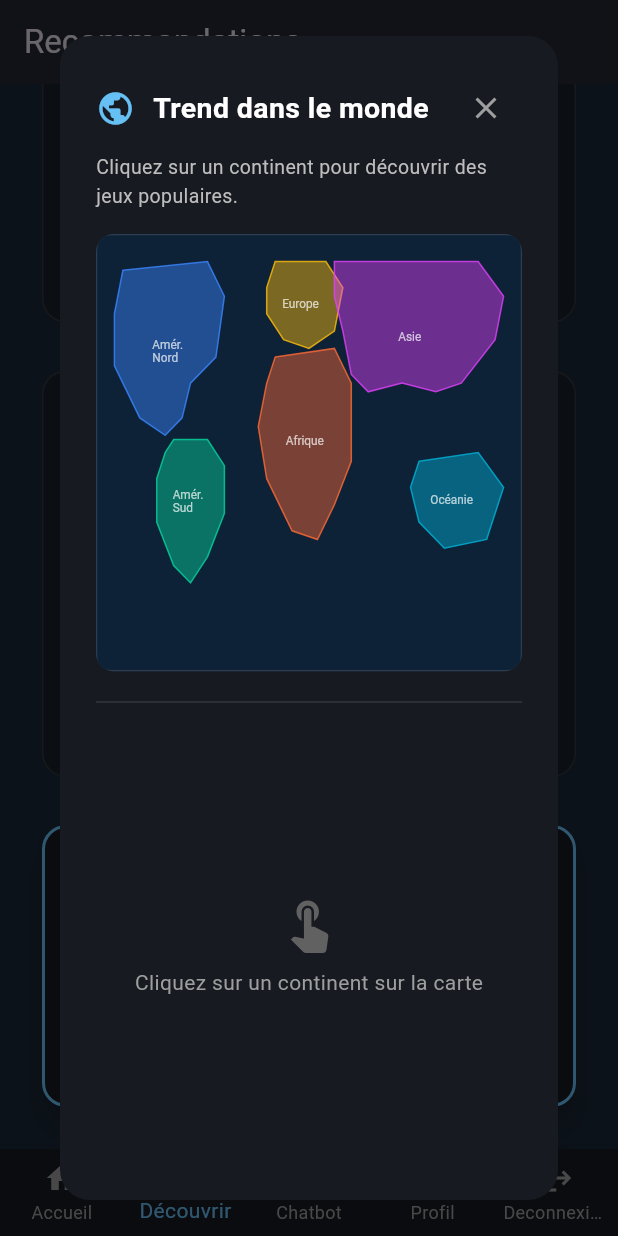
After one commit to JordyBacherot/steam_reco_app, a Flutter app: the RecoPage screen opened by its route, scrolled down 239 dp, after a tap on "Trend dans le monde", on a phone screen of 412 x 824 dp. The commit adds this screen. Run offline on Flutter 3.47's test engine with Material 3 defaults, Android fonts, the phone set to English and light mode, and no system bars; our stand-ins replace cached_network_image, dio, flutter_dotenv, flutter_markdown, flutter_secure_storage, flutter_svg and 1 more; accounts and stored records are empty; network calls fail.

Commit message:
page trends

```diff
--- a/front/lib/features/recommendations/reco_page.dart
+++ b/front/lib/features/recommendations/reco_page.dart
@@ -4,6 +4,7 @@ import 'package:front/services/auth_service.dart';
 import 'package:front/core/network/api_client.dart';
 import 'package:flutter_svg/flutter_svg.dart';
 import 'package:go_router/go_router.dart';
+import 'package:front/features/recommendations/trend_map_modal.dart';
 
 class RecoPage extends StatefulWidget {
   const RecoPage({super.key});
@@ -56,7 +57,9 @@ class _RecoPageState extends State<RecoPage> {
                           width: 40,
                           height: 40,
                           colorFilter: ColorFilter.mode(
-                            isEnabled ? const Color(0xFF66c0f4) : Colors.grey[500]!,
+                            isEnabled
+                                ? const Color(0xFF66c0f4)
+                                : Colors.grey[500]!,
                             BlendMode.srcIn,
                           ),
                         )
@@ -65,13 +68,17 @@ class _RecoPageState extends State<RecoPage> {
                           imageAsset,
                           width: 40,
                           height: 40,
-                          color: isEnabled ? const Color(0xFF66c0f4) : Colors.grey[500],
+                          color: isEnabled
+                              ? const Color(0xFF66c0f4)
+                              : Colors.grey[500],
                         )
                     else if (icon != null)
                       Icon(
                         icon,
                         size: 40,
-                        color: isEnabled ? const Color(0xFF66c0f4) : Colors.grey[500],
+                        color: isEnabled
+                            ? const Color(0xFF66c0f4)
+                            : Colors.grey[500],
                       ),
                     const SizedBox(width: 16),
                     Expanded(
@@ -97,7 +104,8 @@ class _RecoPageState extends State<RecoPage> {
                 if (!isEnabled) ...[
                   const SizedBox(height: 16),
                   Container(
-                    padding: const EdgeInsets.symmetric(horizontal: 12, vertical: 8),
+                    padding:
+                        const EdgeInsets.symmetric(horizontal: 12, vertical: 8),
                     decoration: BoxDecoration(
                       color: Colors.black45,
                       borderRadius: BorderRadius.circular(8),
@@ -105,7 +113,8 @@ class _RecoPageState extends State<RecoPage> {
                     ),
                     child: Row(
                       children: [
-                        const Icon(Icons.warning_amber_rounded, color: Colors.amber, size: 20),
+                        const Icon(Icons.warning_amber_rounded,
+                            color: Colors.amber, size: 20),
                         const SizedBox(width: 8),
                         Expanded(
                           child: Text(
@@ -135,7 +144,8 @@ class _RecoPageState extends State<RecoPage> {
                           ),
                         ),
                         SizedBox(width: 4),
-                        Icon(Icons.arrow_forward, color: Color(0xFF66c0f4), size: 18),
+                        Icon(Icons.arrow_forward,
+                            color: Color(0xFF66c0f4), size: 18),
                       ],
                     ),
                   ),
@@ -187,10 +197,12 @@ class _RecoPageState extends State<RecoPage> {
           _buildRecoCard(
             context: context,
             title: 'Basé sur votre compte Steam',
-                    description: 'Utilise la totalité des jeux présents sur votre compte Steam lié pour générer des recommandations ultra-précises.',
+            description:
+                'Utilise la totalité des jeux présents sur votre compte Steam lié pour générer des recommandations ultra-précises.',
             imageAsset: 'assets/svg/steam_icon.svg',
             isEnabled: hasSteamId,
-                    disabledReason: 'Nécessite de lier votre compte Steam dans votre profil.',
+            disabledReason:
+                'Nécessite de lier votre compte Steam dans votre profil.',
             onPressed: () {
               context.go('/reco/show?type=steam');
             },
@@ -201,12 +213,32 @@ class _RecoPageState extends State<RecoPage> {
           _buildRecoCard(
             context: context,
             title: 'Basé sur votre liste personnalisée',
-                    description: 'Utilise les jeux que vous avez manuellement ajoutés dans votre bibliothèque sur l\'application.',
+            description:
+                'Utilise les jeux que vous avez manuellement ajoutés dans votre bibliothèque sur l\'application.',
             icon: Icons.list_alt_rounded,
             isEnabled: hasEnoughGames,
-                    disabledReason: 'Nécessite d\'ajouter au moins 3 jeux manuellement.\nActuel: $addedGamesCount/3',
+            disabledReason:
+                'Nécessite d\'ajouter au moins 3 jeux manuellement.\nActuel: $addedGamesCount/3',
             onPressed: () {
               context.go('/reco/show?type=manual');
+            },
+          ),
+          const SizedBox(height: 24),
+
+          // Option 3: trend dans le monde
+          _buildRecoCard(
+            context: context,
+            title: 'Trend dans le monde',
+            description:
+                'Découvrez les jeux les plus populaires et tendances du moment à travers le monde.',
+            icon: Icons.public,
+            isEnabled: true,
+            disabledReason: '',
+            onPressed: () {
+              showDialog(
+                context: context,
+                builder: (context) => const TrendMapModal(),
+              );
             },
           ),
         ],
--- /dev/null
+++ b/front/lib/features/recommendations/trend_map_modal.dart
@@ -0,0 +1,483 @@
+import 'dart:math';
+import 'package:flutter/material.dart';
+
+import 'package:front/models/game_model_detailed.dart';
+import 'package:front/services/game_service.dart';
+
+// Class pour définir Continent (nom, couleur, points)
+
+class _Continent {
+  final String name;
+  final Color color;
+  final List<Offset> points;
+
+  const _Continent({
+    required this.name,
+    required this.color,
+    required this.points,
+  });
+}
+
+// Liste de points pour chaque continent, normalisés entre 0 et 1
+const List<_Continent> _kContinents = [
+  _Continent(
+    name: 'Amérique du Nord',
+    color: Color(0xFF3A86FF),
+    points: [
+      Offset(0.06, 0.08),
+      Offset(0.26, 0.06),
+      Offset(0.30, 0.14),
+      Offset(0.28, 0.28),
+      Offset(0.22, 0.34),
+      Offset(0.20, 0.42),
+      Offset(0.16, 0.46),
+      Offset(0.10, 0.42),
+      Offset(0.04, 0.30),
+      Offset(0.04, 0.18),
+    ],
+  ),
+  _Continent(
+    name: 'Amérique du Sud',
+    color: Color(0xFF06D6A0),
+    points: [
+      Offset(0.18, 0.47),
+      Offset(0.26, 0.47),
+      Offset(0.30, 0.53),
+      Offset(0.30, 0.64),
+      Offset(0.26, 0.74),
+      Offset(0.22, 0.80),
+      Offset(0.18, 0.76),
+      Offset(0.14, 0.66),
+      Offset(0.14, 0.56),
+      Offset(0.16, 0.50),
+    ],
+  ),
+  _Continent(
+    name: 'Europe',
+    color: Color(0xFFFFBE0B),
+    points: [
+      Offset(0.42, 0.06),
+      Offset(0.54, 0.06),
+      Offset(0.58, 0.12),
+      Offset(0.56, 0.22),
+      Offset(0.50, 0.26),
+      Offset(0.44, 0.24),
+      Offset(0.40, 0.18),
+      Offset(0.40, 0.12),
+    ],
+  ),
+  _Continent(
+    name: 'Afrique',
+    color: Color(0xFFFF6B35),
+    points: [
+      Offset(0.42, 0.28),
+      Offset(0.56, 0.26),
+      Offset(0.60, 0.34),
+      Offset(0.60, 0.52),
+      Offset(0.56, 0.62),
+      Offset(0.52, 0.70),
+      Offset(0.46, 0.68),
+      Offset(0.40, 0.56),
+      Offset(0.38, 0.44),
+      Offset(0.40, 0.34),
+    ],
+  ),
+  _Continent(
+    name: 'Asie',
+    color: Color(0xFFE040FB),
+    points: [
+      Offset(0.56, 0.06),
+      Offset(0.90, 0.06),
+      Offset(0.96, 0.14),
+      Offset(0.94, 0.24),
+      Offset(0.86, 0.34),
+      Offset(0.80, 0.36),
+      Offset(0.72, 0.34),
+      Offset(0.64, 0.36),
+      Offset(0.60, 0.32),
+      Offset(0.58, 0.22),
+      Offset(0.56, 0.14),
+    ],
+  ),
+  _Continent(
+    name: 'Océanie',
+    color: Color(0xFF00B4D8),
+    points: [
+      Offset(0.76, 0.52),
+      Offset(0.90, 0.50),
+      Offset(0.96, 0.58),
+      Offset(0.92, 0.70),
+      Offset(0.82, 0.72),
+      Offset(0.76, 0.66),
+      Offset(0.74, 0.58),
+    ],
+  ),
+];
+
+// CustomPainter pour dessiner la carte
+
+class _WorldMapPainter extends CustomPainter {
+  final String? hoveredContinent;
+  final String? selectedContinent;
+
+  _WorldMapPainter({this.hoveredContinent, this.selectedContinent});
+
+  @override
+  void paint(Canvas canvas, Size size) {
+    // Ocean background
+    canvas.drawRect(
+      Rect.fromLTWH(0, 0, size.width, size.height),
+      Paint()..color = const Color(0xFF0D2137),
+    );
+
+    for (final continent in _kContinents) {
+      final path = _continentPath(continent.points, size);
+      final bool isSelected = continent.name == selectedContinent;
+      final bool isHovered = continent.name == hoveredContinent;
+
+      final paint = Paint()
+        ..color = isSelected
+            ? continent.color
+            : isHovered
+                ? continent.color.withOpacity(0.75)
+                : continent.color.withOpacity(0.45)
+        ..style = PaintingStyle.fill;
+
+      final strokePaint = Paint()
+        ..color = isSelected ? Colors.white : continent.color.withOpacity(0.8)
+        ..style = PaintingStyle.stroke
+        ..strokeWidth = isSelected ? 2 : 1;
+
+      canvas.drawPath(path, paint);
+      canvas.drawPath(path, strokePaint);
+
+      // Affichage du nom du continent sur le dessin
+      final labelPaint = TextPainter(
+        text: TextSpan(
+          text: _shortName(continent.name),
+          style: TextStyle(
+            color: isSelected ? Colors.white : Colors.white70,
+            fontSize: size.width * 0.028,
+            fontWeight: isSelected ? FontWeight.bold : FontWeight.normal,
+          ),
+        ),
+        textDirection: TextDirection.ltr,
+      )..layout();
+
+      final centroid = _centroid(continent.points, size);
+      labelPaint.paint(
+        canvas,
+        centroid - Offset(labelPaint.width / 2, labelPaint.height / 2),
+      );
+    }
+  }
+
+  Path _continentPath(List<Offset> points, Size size) {
+    final path = Path();
+    for (int i = 0; i < points.length; i++) {
+      final p = Offset(points[i].dx * size.width, points[i].dy * size.height);
+      if (i == 0) {
+        path.moveTo(p.dx, p.dy);
+      } else {
+        path.lineTo(p.dx, p.dy);
+      }
+    }
+    path.close();
+    return path;
+  }
+
+  Offset _centroid(List<Offset> points, Size size) {
+    double cx = 0, cy = 0;
+    for (final p in points) {
+      cx += p.dx;
+      cy += p.dy;
+    }
+    return Offset(
+      (cx / points.length) * size.width,
+      (cy / points.length) * size.height,
+    );
+  }
+
+  String _shortName(String name) {
+    if (name == 'Amérique du Nord') return 'Amér.\nNord';
+    if (name == 'Amérique du Sud') return 'Amér.\nSud';
+    return name;
+  }
+
+  @override
+  bool shouldRepaint(covariant _WorldMapPainter old) =>
+      old.hoveredContinent != hoveredContinent ||
+      old.selectedContinent != selectedContinent;
+}
+
+// Test pour détecter sur quel continent on clique
+String? _hitTestContinent(Offset localPos, Size size) {
+  for (final continent in _kContinents.reversed) {
+    final path = Path();
+    final points = continent.points;
+    for (int i = 0; i < points.length; i++) {
+      final p = Offset(points[i].dx * size.width, points[i].dy * size.height);
+      if (i == 0) {
+        path.moveTo(p.dx, p.dy);
+      } else {
+        path.lineTo(p.dx, p.dy);
+      }
+    }
+    path.close();
+    if (path.contains(localPos)) return continent.name;
+  }
+  return null;
+}
+
+// Modal Widget pour afficher les jeux populaires par continent
+class TrendMapModal extends StatefulWidget {
+  const TrendMapModal({super.key});
+
+  @override
+  State<TrendMapModal> createState() => _TrendMapModalState();
+}
+
+class _TrendMapModalState extends State<TrendMapModal> {
+  final GameService _gameService = GameService();
+
+  String? _hoveredContinent;
+  String? _selectedContinent;
+  bool _isLoading = false;
+  List<GameModelDetailed> _randomGames = [];
+
+  Future<void> _fetchRandomGames(String continent) async {
+    if (_isLoading) return;
+    setState(() {
+      _isLoading = true;
+      _selectedContinent = continent;
+      _randomGames = [];
+    });
+
+    try {
+      final randomLetter = String.fromCharCode(Random().nextInt(26) + 97);
+      final games = await _gameService.searchGames(randomLetter, limit: 20);
+      if (games.isNotEmpty) {
+        games.shuffle();
+        if (mounted) {
+          setState(() {
+            _randomGames = games.take(5).toList();
+          });
+        }
+      }
+    } catch (e) {
+      debugPrint('Erreur fetching jeux: $e');
+    } finally {
+      if (mounted) setState(() => _isLoading = false);
+    }
+  }
+
+  // Build du modal avec la carte et les jeux
+  @override
+  Widget build(BuildContext context) {
+    return Dialog(
+      backgroundColor: const Color(0xFF171a21),
+      shape: RoundedRectangleBorder(borderRadius: BorderRadius.circular(20)),
+      child: Container(
+        width: double.maxFinite,
+        constraints: const BoxConstraints(maxWidth: 680, maxHeight: 820),
+        padding: const EdgeInsets.all(24.0),
+        child: Column(
+          crossAxisAlignment: CrossAxisAlignment.start,
+          mainAxisSize: MainAxisSize.max,
+          children: [
+            // Header
+            Row(
+              mainAxisAlignment: MainAxisAlignment.spaceBetween,
+              children: [
+                const Row(
+                  children: [
+                    Icon(Icons.public, color: Color(0xFF66c0f4), size: 26),
+                    SizedBox(width: 12),
+                    Text(
+                      'Trend dans le monde',
+                      style: TextStyle(
+                        color: Colors.white,
+                        fontSize: 19,
+                        fontWeight: FontWeight.bold,
+                      ),
+                    ),
+                  ],
+                ),
+                IconButton(
+                  icon: const Icon(Icons.close, color: Colors.grey),
+                  onPressed: () => Navigator.of(context).pop(),
+                  splashRadius: 20,
+                ),
+              ],
+            ),
+            const SizedBox(height: 6),
+            Text(
+              'Cliquez sur un continent pour découvrir des jeux populaires.',
+              style: TextStyle(color: Colors.grey[400], fontSize: 13),
+            ),
+            const SizedBox(height: 16),
+
+            // Mapmonde - 50% de la hauteur du modal
+            Expanded(
+              flex: 1,
+              child: Container(
+                decoration: BoxDecoration(
+                  borderRadius: BorderRadius.circular(12),
+                  border: Border.all(color: const Color(0xFF2a3f54), width: 1),
+                ),
+                clipBehavior: Clip.antiAlias,
+                child: LayoutBuilder(
+                  builder: (context, constraints) {
+                    final size =
+                        Size(constraints.maxWidth, constraints.maxHeight);
+                    return MouseRegion(
+                      cursor: SystemMouseCursors.click,
+                      onHover: (event) {
+                        final hit =
+                            _hitTestContinent(event.localPosition, size);
+                        if (hit != _hoveredContinent) {
+                          setState(() => _hoveredContinent = hit);
+                        }
+                      },
+                      onExit: (_) => setState(() => _hoveredContinent = null),
+                      child: GestureDetector(
+                        onTapDown: (details) {
+                          final hit =
+                              _hitTestContinent(details.localPosition, size);
+                          if (hit != null) _fetchRandomGames(hit);
+                        },
+                        child: CustomPaint(
+                          size: size,
+                          painter: _WorldMapPainter(
+                            hoveredContinent: _hoveredContinent,
+                            selectedContinent: _selectedContinent,
+                          ),
+                        ),
+                      ),
+                    );
+                  },
+                ),
+              ),
+            ),
+
+            const SizedBox(height: 20),
+            const Divider(color: Colors.white12, height: 1),
+            const SizedBox(height: 16),
+
+            // Zone des résultats - 50% de la hauteur du modal
+            Expanded(
+              flex: 1,
+              child: Column(
+                crossAxisAlignment: CrossAxisAlignment.start,
+                children: [
+                  if (_isLoading)
+                    const Expanded(
+                      child: Center(
+                        child:
+                            CircularProgressIndicator(color: Color(0xFF66c0f4)),
+                      ),
+                    )
+                  else if (_selectedContinent == null)
+                    Expanded(
+                      child: Center(
+                        child: Column(
+                          mainAxisSize: MainAxisSize.min,
+                          children: [
+                            Icon(Icons.touch_app,
+                                color: Colors.grey[700], size: 40),
+                            const SizedBox(height: 10),
+                            Text(
+                              'Cliquez sur un continent sur la carte',
+                              style: TextStyle(
+                                  color: Colors.grey[500], fontSize: 14),
+                            ),
+                          ],
+                        ),
+                      ),
+                    )
+                  else if (_randomGames.isEmpty)
+                    Expanded(
+                      child: Center(
+                        child: Text(
+                          'Aucun jeu trouvé pour $_selectedContinent.',
+                          style: const TextStyle(color: Colors.grey),
+                        ),
+                      ),
+                    )
+                  else ...[
+                    Row(
+                      children: [
+                        const Icon(Icons.trending_up,
+                            color: Color(0xFF66c0f4), size: 18),
+                        const SizedBox(width: 8),
+                        Text(
+                          'Tendance en $_selectedContinent',
+                          style: const TextStyle(
+                            color: Colors.white,
+                            fontSize: 15,
+                            fontWeight: FontWeight.bold,
+                          ),
+                        ),
+                      ],
+                    ),
+                    const SizedBox(height: 12),
+                    Expanded(
+                      child: ListView.builder(
+                        itemCount: _randomGames.length,
+                        itemBuilder: (context, index) =>
+                            _buildGameRow(_randomGames[index]),
+                      ),
+                    ),
+                  ],
+                ],
+              ),
+            ),
+          ],
+        ),
+      ),
+    );
+  }
+
+  Widget _buildGameRow(GameModelDetailed game) {
+    return Container(
+      margin: const EdgeInsets.only(bottom: 10),
+      decoration: BoxDecoration(
+        color: const Color(0xFF1b2838),
+        borderRadius: BorderRadius.circular(8),
+        border: Border.all(color: Colors.white10),
+      ),
+      child: ListTile(
+        contentPadding: const EdgeInsets.symmetric(horizontal: 12, vertical: 4),
+        leading: ClipRRect(
+          borderRadius: BorderRadius.circular(4),
+          child: Image.network(
+            game.imageUrl,
+            width: 80,
+            height: 45,
+            fit: BoxFit.cover,
+            errorBuilder: (_, __, ___) => Container(
+              width: 80,
+              height: 45,
+              color: Colors.grey[800],
+              child: const Icon(Icons.image_not_supported,
+                  size: 18, color: Colors.grey),
+            ),
+          ),
+        ),
+        title: Text(
+          game.name,
+          style: const TextStyle(
+              color: Colors.white, fontWeight: FontWeight.bold, fontSize: 14),
+          maxLines: 1,
+          overflow: TextOverflow.ellipsis,
+        ),
+        subtitle: Text(
+          game.studio ?? 'Studio inconnu',
+          style: TextStyle(color: Colors.grey[400], fontSize: 12),
+          maxLines: 1,
+          overflow: TextOverflow.ellipsis,
+        ),
+      ),
+    );
+  }
+}
```
Lines whose indentation alone changed are shown as unchanged.
